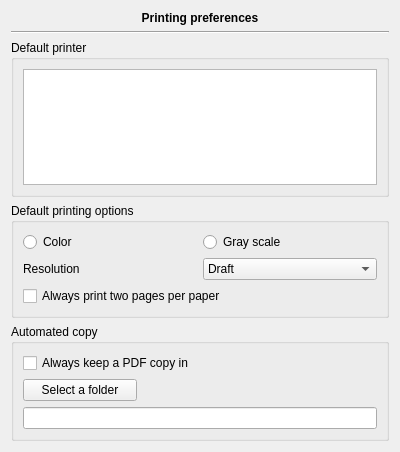
First picture: the form in plugins/printerplugin/printerpreferences.ui, repository FreeHealth/freehealth, before the edit.
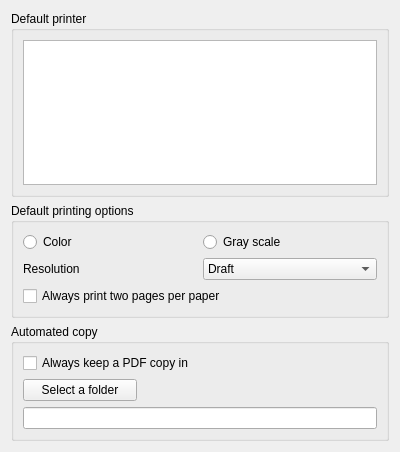
Second picture: the form after the edit.

Commit message:
Core: - SettingsDialog now uses the new Core::PageWidget
All plugs:
- some adaptation of preference pages

Patch:
```diff
--- a/plugins/printerplugin/printerpreferences.ui
+++ b/plugins/printerplugin/printerpreferences.ui
@@ -15,35 +15,6 @@
   </property>
   <layout class="QGridLayout" name="gridLayout">
    <item row="0" column="0">
-    <widget class="QLabel" name="label">
-     <property name="sizePolicy">
-      <sizepolicy hsizetype="Expanding" vsizetype="Fixed">
-       <horstretch>0</horstretch>
-       <verstretch>0</verstretch>
-      </sizepolicy>
-     </property>
-     <property name="font">
-      <font>
-       <weight>75</weight>
-       <bold>true</bold>
-      </font>
-     </property>
-     <property name="text">
-      <string>Printing preferences</string>
-     </property>
-     <property name="alignment">
-      <set>Qt::AlignCenter</set>
-     </property>
-    </widget>
-   </item>
-   <item row="1" column="0">
-    <widget class="Line" name="line">
-     <property name="orientation">
-      <enum>Qt::Horizontal</enum>
-     </property>
-    </widget>
-   </item>
-   <item row="2" column="0">
     <widget class="QGroupBox" name="groupBox">
      <property name="title">
       <string>Default printer</string>
@@ -68,7 +39,7 @@
      </layout>
     </widget>
    </item>
-   <item row="3" column="0">
+   <item row="1" column="0">
     <widget class="QGroupBox" name="groupBox_2">
      <property name="title">
       <string>Default printing options</string>
@@ -124,7 +95,7 @@
      </layout>
     </widget>
    </item>
-   <item row="4" column="0">
+   <item row="2" column="0">
     <widget class="QGroupBox" name="pdfGroupBox">
      <property name="enabled">
       <bool>true</bool>
@@ -163,7 +134,7 @@
      </layout>
     </widget>
    </item>
-   <item row="5" column="0">
+   <item row="3" column="0">
     <spacer name="verticalSpacer">
      <property name="orientation">
       <enum>Qt::Vertical</enum>
```
The commit also changes 1 other file.
